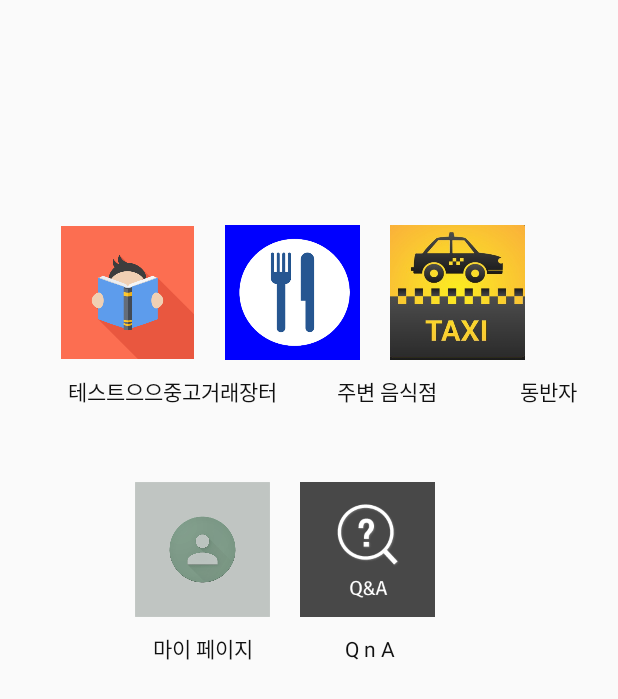
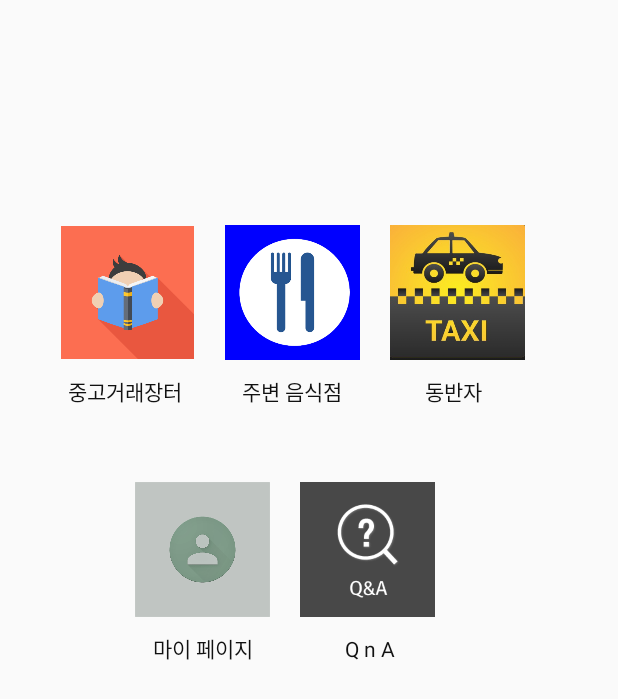
Before and after one commit to mofari/graduation, an Android app: the MainActivity screen opened directly, with no data from a screen before it, on a phone screen of 412 x 824 dp. Shown: the top 699 px of the screen. Run offline under Robolectric (Android 15) with nearby library versions, the phone set to English and light mode, and no system bars.

Commit message:
2테스트

```diff
--- a/app/src/main/res/layout/activity_main.xml
+++ b/app/src/main/res/layout/activity_main.xml
@@ -44,12 +44,6 @@
             android:paddingTop="10dp"
             android:paddingLeft="45dp"
             android:orientation="horizontal">
-
-            <TextView
-                android:layout_width="wrap_content"
-                android:layout_height="wrap_content"
-                android:text="테스트으으"
-                android:textColor="#111111"/>
 
             <TextView
                 android:layout_width="wrap_content"
```
